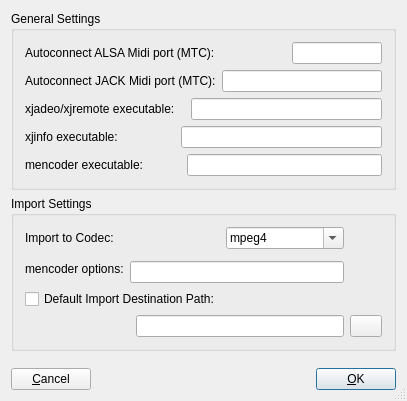
This is src/qt-gui/prefdialog.ui in x42/xjadeo as Qt 5 draws it before an edit. The edited form follows.
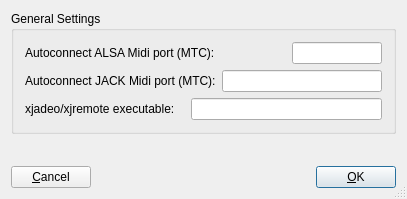
This is the edited form. Icons and pictures are not drawn.

Commit message: remove [deprecated] qjadeo import (mencode/xjinfo).

```diff
--- a/src/qt-gui/prefdialog.ui
+++ b/src/qt-gui/prefdialog.ui
@@ -6,8 +6,8 @@
    <rect>
     <x>0</x>
     <y>0</y>
-    <width>393</width>
-    <height>401</height>
+    <width>394</width>
+    <height>199</height>
    </rect>
   </property>
   <property name="windowTitle">
@@ -168,273 +168,7 @@
        </layout>
       </item>
       <item>
-       <layout class="QHBoxLayout">
-        <item>
-         <widget class="QLabel" name="textLabel1_3">
-          <property name="text">
-           <string>xjinfo executable:</string>
-          </property>
-          <property name="wordWrap">
-           <bool>false</bool>
-          </property>
-         </widget>
-        </item>
-        <item>
-         <spacer name="spacer37">
-          <property name="orientation">
-           <enum>Qt::Horizontal</enum>
-          </property>
-          <property name="sizeType">
-           <enum>QSizePolicy::Expanding</enum>
-          </property>
-          <property name="sizeHint" stdset="0">
-           <size>
-            <width>57</width>
-            <height>21</height>
-           </size>
-          </property>
-         </spacer>
-        </item>
-        <item>
-         <widget class="QLineEdit" name="prefLineXjinfo">
-          <property name="sizePolicy">
-           <sizepolicy hsizetype="Expanding" vsizetype="Fixed">
-            <horstretch>1</horstretch>
-            <verstretch>0</verstretch>
-           </sizepolicy>
-          </property>
-          <property name="minimumSize">
-           <size>
-            <width>160</width>
-            <height>0</height>
-           </size>
-          </property>
-         </widget>
-        </item>
-       </layout>
-      </item>
-      <item>
-       <layout class="QHBoxLayout">
-        <item>
-         <widget class="QLabel" name="textLabel2_2">
-          <property name="text">
-           <string>mencoder executable:</string>
-          </property>
-          <property name="wordWrap">
-           <bool>false</bool>
-          </property>
-         </widget>
-        </item>
-        <item>
-         <spacer name="spacer17">
-          <property name="orientation">
-           <enum>Qt::Horizontal</enum>
-          </property>
-          <property name="sizeType">
-           <enum>QSizePolicy::Expanding</enum>
-          </property>
-          <property name="sizeHint" stdset="0">
-           <size>
-            <width>38</width>
-            <height>21</height>
-           </size>
-          </property>
-         </spacer>
-        </item>
-        <item>
-         <widget class="QLineEdit" name="prefLineMencoder">
-          <property name="sizePolicy">
-           <sizepolicy hsizetype="Expanding" vsizetype="Fixed">
-            <horstretch>1</horstretch>
-            <verstretch>0</verstretch>
-           </sizepolicy>
-          </property>
-          <property name="minimumSize">
-           <size>
-            <width>160</width>
-            <height>0</height>
-           </size>
-          </property>
-         </widget>
-        </item>
-       </layout>
-      </item>
-     </layout>
-    </widget>
-   </item>
-   <item>
-    <widget class="QGroupBox" name="groupBox1">
-     <property name="title">
-      <string>Import Settings</string>
-     </property>
-     <layout class="QGridLayout">
-      <item row="0" column="0" colspan="2">
-       <widget class="QLabel" name="textLabel2">
-        <property name="text">
-         <string>Import to Codec:</string>
-        </property>
-        <property name="wordWrap">
-         <bool>false</bool>
-        </property>
-       </widget>
-      </item>
-      <item row="0" column="4" rowspan="2">
-       <spacer name="spacer16">
-        <property name="orientation">
-         <enum>Qt::Horizontal</enum>
-        </property>
-        <property name="sizeType">
-         <enum>QSizePolicy::Fixed</enum>
-        </property>
-        <property name="sizeHint" stdset="0">
-         <size>
-          <width>32</width>
-          <height>8</height>
-         </size>
-        </property>
-       </spacer>
-      </item>
-      <item row="0" column="2">
-       <spacer name="spacer5">
-        <property name="orientation">
-         <enum>Qt::Horizontal</enum>
-        </property>
-        <property name="sizeType">
-         <enum>QSizePolicy::Expanding</enum>
-        </property>
-        <property name="sizeHint" stdset="0">
-         <size>
-          <width>21</width>
-          <height>8</height>
-         </size>
-        </property>
-       </spacer>
-      </item>
-      <item row="0" column="3">
-       <widget class="QComboBox" name="codecComboBox">
-        <property name="editable">
-         <bool>true</bool>
-        </property>
-        <item>
-         <property name="text">
-          <string>mpeg4</string>
-         </property>
-        </item>
-        <item>
-         <property name="text">
-          <string>mjpeg</string>
-         </property>
-        </item>
-        <item>
-         <property name="text">
-          <string>msmpeg4</string>
-         </property>
-        </item>
-        <item>
-         <property name="text">
-          <string>mpeg1video</string>
-         </property>
-        </item>
-        <item>
-         <property name="text">
-          <string>mpeg2video</string>
-         </property>
-        </item>
-       </widget>
-      </item>
-      <item row="1" column="0" rowspan="2">
-       <widget class="QLabel" name="textLabel1_4">
-        <property name="text">
-         <string>mencoder options:</string>
-        </property>
-        <property name="alignment">
-         <set>Qt::AlignVCenter</set>
-        </property>
-        <property name="wordWrap">
-         <bool>false</bool>
-        </property>
-       </widget>
-      </item>
-      <item row="2" column="1" colspan="3">
-       <widget class="QLineEdit" name="prefLineMcOptions"/>
-      </item>
-      <item row="2" column="4">
-       <spacer name="spacer16_3">
-        <property name="orientation">
-         <enum>Qt::Horizontal</enum>
-        </property>
-        <property name="sizeType">
-         <enum>QSizePolicy::Fixed</enum>
-        </property>
-        <property name="sizeHint" stdset="0">
-         <size>
-          <width>32</width>
-          <height>8</height>
-         </size>
-        </property>
-       </spacer>
-      </item>
-      <item row="3" column="3" colspan="2">
-       <spacer name="spacer6">
-        <property name="orientation">
-         <enum>Qt::Horizontal</enum>
-        </property>
-        <property name="sizeType">
-         <enum>QSizePolicy::Expanding</enum>
-        </property>
-        <property name="sizeHint" stdset="0">
-         <size>
-          <width>270</width>
-          <height>9</height>
-         </size>
-        </property>
-       </spacer>
-      </item>
-      <item row="3" column="0" colspan="3">
-       <widget class="QCheckBox" name="prefDirCheckBox">
-        <property name="text">
-         <string>Default Import Destination Path:</string>
-        </property>
-       </widget>
-      </item>
-      <item row="4" column="4">
-       <widget class="QPushButton" name="selDestPushButton">
-        <property name="sizePolicy">
-         <sizepolicy hsizetype="Fixed" vsizetype="Fixed">
-          <horstretch>0</horstretch>
-          <verstretch>0</verstretch>
-         </sizepolicy>
-        </property>
-        <property name="maximumSize">
-         <size>
-          <width>32</width>
-          <height>32</height>
-         </size>
-        </property>
-        <property name="icon">
-         <iconset resource="qjadeo.qrc">
-          <normaloff>:/images/fileopen.png</normaloff>:/images/fileopen.png</iconset>
-        </property>
-       </widget>
-      </item>
-      <item row="4" column="2" colspan="2">
-       <widget class="QLineEdit" name="destDirLineEdit"/>
-      </item>
-      <item row="4" column="0" colspan="2">
-       <spacer name="spacer7">
-        <property name="orientation">
-         <enum>Qt::Horizontal</enum>
-        </property>
-        <property name="sizeType">
-         <enum>QSizePolicy::Expanding</enum>
-        </property>
-        <property name="sizeHint" stdset="0">
-         <size>
-          <width>41</width>
-          <height>14</height>
-         </size>
-        </property>
-       </spacer>
+       <layout class="QHBoxLayout"/>
       </item>
      </layout>
     </widget>
```
Left out of the diff: 32 changed lines with no effect on the pictures. The commit also changes 3 other files.
